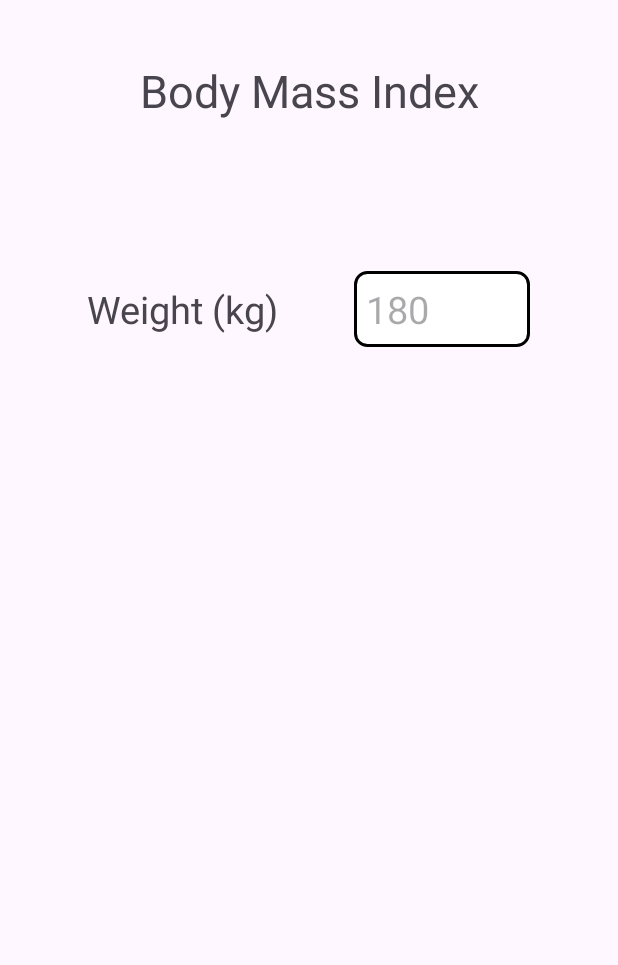
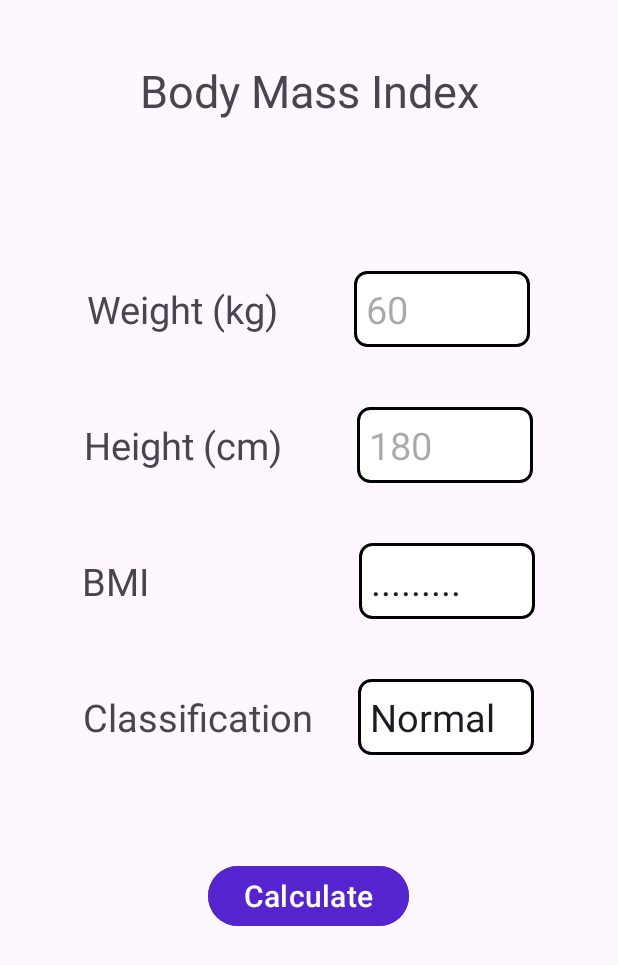
Before and after one commit to Supanat6609650665/AndroidProject, an Android app: the screen it shows after launch (MainActivity), on a phone screen of 412 x 824 dp. Shown: the top 965 px of the screen. Run offline under Robolectric (Android 15) with nearby library versions, the phone set to English and light mode, and no system bars.

Commit message:
update layout

```diff
--- a/BodyMassIndex/app/src/main/res/layout/activity_main.xml
+++ b/BodyMassIndex/app/src/main/res/layout/activity_main.xml
@@ -43,4 +43,93 @@
             android:textSize="@dimen/editText_textSize" />
     </LinearLayout>
 
+    <LinearLayout
+        android:layout_width="match_parent"
+        android:layout_height="wrap_content"
+        android:layout_marginTop="@dimen/between_marginTop"
+        android:gravity="center"
+        android:orientation="horizontal">
+
+        <TextView
+            android:id="@+id/textView_height"
+            android:layout_width="wrap_content"
+            android:layout_height="wrap_content"
+            android:text="@string/height_text"
+            android:textSize="@dimen/textView_textSize" />
+
+        <EditText
+            android:id="@+id/editText_height"
+            android:layout_width="wrap_content"
+            android:layout_height="wrap_content"
+            android:layout_marginStart="@dimen/editText_marginStart"
+            android:background="@drawable/edittext_border"
+            android:ems="4"
+            android:hint="@string/height_hint"
+            android:inputType="numberDecimal"
+            android:textSize="@dimen/editText_textSize"/>
+    </LinearLayout>
+
+    <LinearLayout
+        android:layout_width="match_parent"
+        android:layout_height="wrap_content"
+        android:layout_marginTop="@dimen/between_marginTop"
+        android:gravity="center"
+        android:orientation="horizontal">
+
+        <TextView
+            android:id="@+id/textView_bmi"
+            android:layout_width="wrap_content"
+            android:layout_height="wrap_content"
+            android:text="@string/bmi_text"
+            android:textSize="@dimen/textView_textSize"/>
+
+        <EditText
+            android:id="@+id/editText_bmi"
+            android:layout_width="wrap_content"
+            android:layout_height="wrap_content"
+            android:layout_marginStart="@dimen/bmi_marginStart"
+            android:background="@drawable/edittext_border"
+            android:ems="4"
+            android:inputType="none"
+            android:textSize="@dimen/editText_textSize"
+            android:text="@string/bmi_editText"/>
+
+    </LinearLayout>
+
+    <LinearLayout
+        android:layout_width="match_parent"
+        android:layout_height="wrap_content"
+        android:layout_marginTop="@dimen/between_marginTop"
+        android:gravity="center"
+        android:orientation="horizontal">
+
+        <TextView
+            android:id="@+id/textView_classification"
+            android:layout_width="wrap_content"
+            android:layout_height="wrap_content"
+            android:text="@string/classification_text"
+            android:textSize="@dimen/textView_textSize"/>
+
+        <EditText
+            android:id="@+id/editText_classification"
+            android:layout_width="wrap_content"
+            android:layout_height="wrap_content"
+            android:layout_marginStart="@dimen/classification_marginStart"
+            android:background="@drawable/edittext_border"
+            android:ems="4"
+            android:inputType="none"
+            android:textSize="@dimen/editText_textSize"
+            android:text="@string/classification_editText" />
+    </LinearLayout>
+
+    <Button
+        android:id="@+id/button_calculate"
+        android:layout_width="wrap_content"
+        android:layout_height="wrap_content"
+        android:layout_gravity="center"
+        android:layout_marginTop="@dimen/calculate_marginTop"
+        android:text="@string/calculate_text"
+        android:textSize="@dimen/calculate_textSize"
+        android:backgroundTint="@color/purple" />
+
 </LinearLayout>
--- a/BodyMassIndex/app/src/main/res/values/colors.xml
+++ b/BodyMassIndex/app/src/main/res/values/colors.xml
@@ -2,4 +2,5 @@
 <resources>
     <color name="black">#FF000000</color>
     <color name="white">#FFFFFFFF</color>
+    <color name="purple">#5524CE</color>
 </resources>
--- a/BodyMassIndex/app/src/main/res/values/dimens.xml
+++ b/BodyMassIndex/app/src/main/res/values/dimens.xml
@@ -6,4 +6,9 @@
     <dimen name="start_marginTop">100dp</dimen>
     <dimen name="editText_marginStart">50dp</dimen>
     <dimen name="editText_textSize">25sp</dimen>
+    <dimen name="between_marginTop">40dp</dimen>
+    <dimen name="bmi_marginStart">140dp</dimen>
+    <dimen name="classification_marginStart">30dp</dimen>
+    <dimen name="calculate_textSize">20sp</dimen>
+    <dimen name="calculate_marginTop">70dp</dimen>
 </resources>
--- a/BodyMassIndex/app/src/main/res/values/strings.xml
+++ b/BodyMassIndex/app/src/main/res/values/strings.xml
@@ -2,5 +2,12 @@
     <string name="app_name">Body Mass Index</string>
     <string name="header_text">Body Mass Index</string>
     <string name="weight_text">Weight (kg)</string>
-    <string name="weight_hint">180</string>
+    <string name="weight_hint">60</string>
+    <string name="height_text">Height (cm)</string>
+    <string name="height_hint">180</string>
+    <string name="bmi_text">BMI</string>
+    <string name="bmi_editText">.........</string>
+    <string name="classification_text">Classification</string>
+    <string name="classification_editText">Normal</string>
+    <string name="calculate_text">Calculate</string>
 </resources>
```
